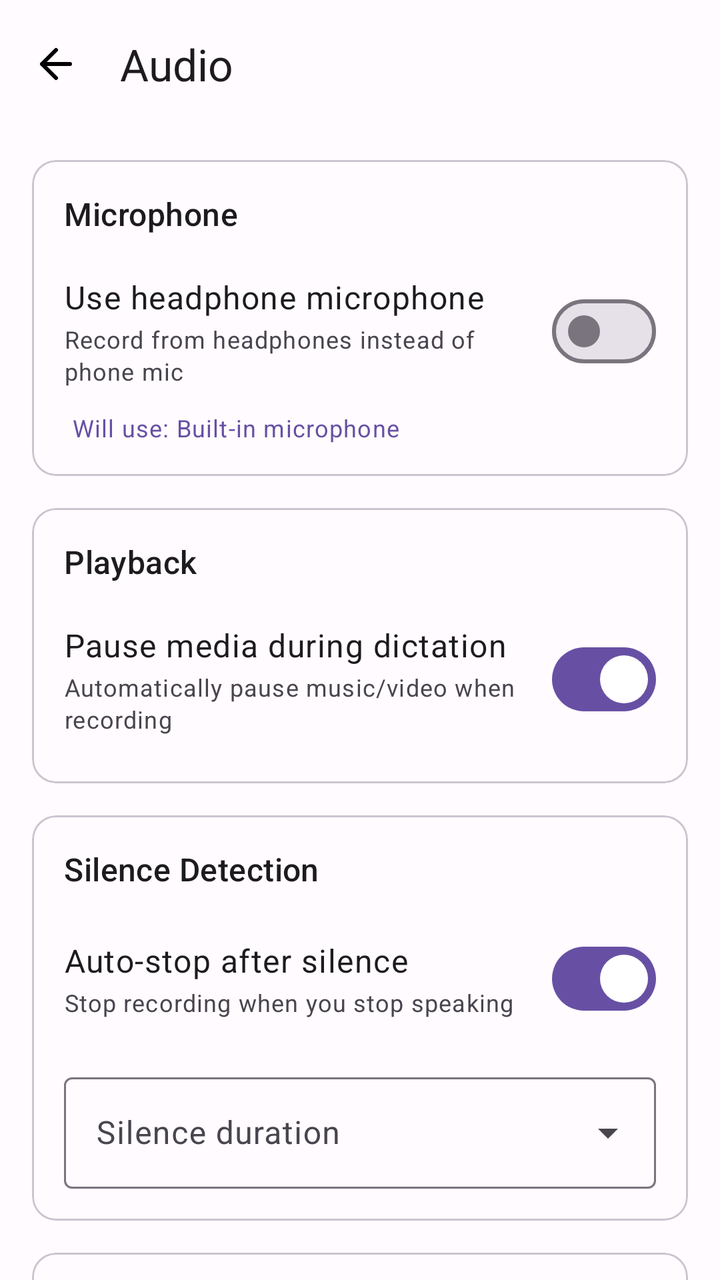
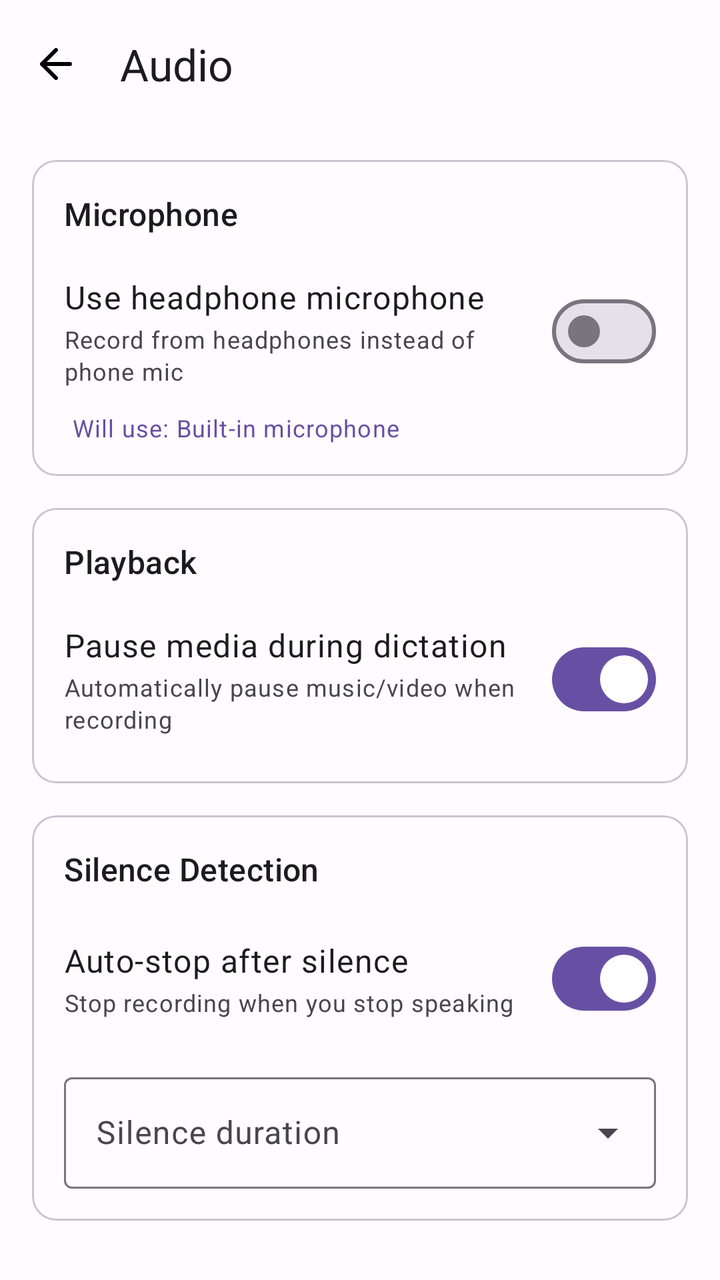

Two renders of the same Android screen: before a commit and after it. Below are the layout's source before the change and the commit's diff.
<!-- AndroidManifest.xml: activity theme Theme.TinyDictation -->
<!-- res/layout/activity_audio_settings.xml -->
<?xml version="1.0" encoding="utf-8"?>
<androidx.coordinatorlayout.widget.CoordinatorLayout xmlns:android="http://schemas.android.com/apk/res/android"
    xmlns:app="http://schemas.android.com/apk/res-auto"
    xmlns:tools="http://schemas.android.com/tools"
    android:layout_width="match_parent"
    android:layout_height="match_parent"
    android:fitsSystemWindows="true"
    tools:context=".settings.AudioSettingsActivity">

    <com.google.android.material.appbar.AppBarLayout
        android:layout_width="match_parent"
        android:layout_height="wrap_content"
        android:fitsSystemWindows="true">

        <com.google.android.material.appbar.MaterialToolbar
            android:id="@+id/toolbar"
            android:layout_width="match_parent"
            android:layout_height="?attr/actionBarSize"
            app:navigationIcon="@drawable/ic_arrow_back"
            app:title="Audio" />

    </com.google.android.material.appbar.AppBarLayout>

    <androidx.core.widget.NestedScrollView
        android:layout_width="match_parent"
        android:layout_height="match_parent"
        app:layout_behavior="@string/appbar_scrolling_view_behavior">

        <LinearLayout
            android:layout_width="match_parent"
            android:layout_height="wrap_content"
            android:orientation="vertical"
            android:padding="16dp">

            
            <com.google.android.material.card.MaterialCardView
                android:layout_width="match_parent"
                android:layout_height="wrap_content"
                android:layout_marginBottom="16dp"
                app:cardBackgroundColor="?attr/colorSurface"
                app:cardElevation="0dp"
                style="@style/Widget.Material3.CardView.Outlined">

                <LinearLayout
                    android:layout_width="match_parent"
                    android:layout_height="wrap_content"
                    android:orientation="vertical"
                    android:padding="16dp">

                    <TextView
                        android:layout_width="wrap_content"
                        android:layout_height="wrap_content"
                        android:layout_marginBottom="12dp"
                        android:text="Microphone"
                        android:textAppearance="?attr/textAppearanceTitleMedium"
                        android:textColor="?attr/colorOnSurface" />

                    
                    <LinearLayout
                        android:layout_width="match_parent"
                        android:layout_height="wrap_content"
                        android:orientation="horizontal"
                        android:gravity="center_vertical"
                        android:paddingVertical="8dp">

                        <LinearLayout
                            android:layout_width="0dp"
                            android:layout_height="wrap_content"
                            android:layout_weight="1"
                            android:orientation="vertical"
                            android:layout_marginEnd="16dp">

                            <TextView
                                android:layout_width="wrap_content"
                                android:layout_height="wrap_content"
                                android:text="Use headphone microphone"
                                android:textAppearance="?attr/textAppearanceBodyLarge"
                                android:textColor="?attr/colorOnSurface" />

                            <TextView
                                android:layout_width="wrap_content"
                                android:layout_height="wrap_content"
                                android:layout_marginTop="2dp"
                                android:text="Record from headphones instead of phone mic"
                                android:textAppearance="?attr/textAppearanceBodySmall"
                                android:textColor="?attr/colorOnSurfaceVariant" />

                        </LinearLayout>

                        <com.google.android.material.materialswitch.MaterialSwitch
                            android:id="@+id/switchHeadphoneMic"
                            android:layout_width="wrap_content"
                            android:layout_height="wrap_content"
                            android:checked="false" />

                    </LinearLayout>

                    
                    <TextView
                        android:id="@+id/tvMicSourceStatus"
                        android:layout_width="match_parent"
                        android:layout_height="wrap_content"
                        android:layout_marginStart="4dp"
                        android:layout_marginTop="4dp"
                        android:text="Will use: Built-in microphone"
                        android:textAppearance="?attr/textAppearanceBodySmall"
                        android:textColor="?attr/colorPrimary" />

                </LinearLayout>

            </com.google.android.material.card.MaterialCardView>

            
            <com.google.android.material.card.MaterialCardView
                android:layout_width="match_parent"
                android:layout_height="wrap_content"
                android:layout_marginBottom="16dp"
                app:cardBackgroundColor="?attr/colorSurface"
                app:cardElevation="0dp"
                style="@style/Widget.Material3.CardView.Outlined">

                <LinearLayout
                    android:layout_width="match_parent"
                    android:layout_height="wrap_content"
                    android:orientation="vertical"
                    android:padding="16dp">

                    <TextView
                        android:layout_width="wrap_content"
                        android:layout_height="wrap_content"
                        android:layout_marginBottom="12dp"
                        android:text="Playback"
                        android:textAppearance="?attr/textAppearanceTitleMedium"
                        android:textColor="?attr/colorOnSurface" />

                    
                    <LinearLayout
                        android:layout_width="match_parent"
                        android:layout_height="wrap_content"
                        android:orientation="horizontal"
                        android:gravity="center_vertical"
                        android:paddingVertical="8dp">

                        <LinearLayout
                            android:layout_width="0dp"
                            android:layout_height="wrap_content"
                            android:layout_weight="1"
                            android:orientation="vertical"
                            android:layout_marginEnd="16dp">

                            <TextView
                                android:layout_width="wrap_content"
                                android:layout_height="wrap_content"
                                android:text="Pause media during dictation"
                                android:textAppearance="?attr/textAppearanceBodyLarge"
                                android:textColor="?attr/colorOnSurface" />

                            <TextView
                                android:layout_width="wrap_content"
                                android:layout_height="wrap_content"
                                android:layout_marginTop="2dp"
                                android:text="Automatically pause music/video when recording"
                                android:textAppearance="?attr/textAppearanceBodySmall"
                                android:textColor="?attr/colorOnSurfaceVariant" />

                        </LinearLayout>

                        <com.google.android.material.materialswitch.MaterialSwitch
                            android:id="@+id/switchPauseMedia"
                            android:layout_width="wrap_content"
                            android:layout_height="wrap_content"
                            android:checked="true" />

                    </LinearLayout>

                </LinearLayout>

            </com.google.android.material.card.MaterialCardView>

            
            <com.google.android.material.card.MaterialCardView
                android:layout_width="match_parent"
                android:layout_height="wrap_content"
                android:layout_marginBottom="16dp"
                app:cardBackgroundColor="?attr/colorSurface"
                app:cardElevation="0dp"
                style="@style/Widget.Material3.CardView.Outlined">

                <LinearLayout
                    android:layout_width="match_parent"
                    android:layout_height="wrap_content"
                    android:orientation="vertical"
                    android:padding="16dp">

                    <TextView
                        android:layout_width="wrap_content"
                        android:layout_height="wrap_content"
                        android:layout_marginBottom="12dp"
                        android:text="Silence Detection"
                        android:textAppearance="?attr/textAppearanceTitleMedium"
                        android:textColor="?attr/colorOnSurface" />

                    
                    <LinearLayout
                        android:layout_width="match_parent"
                        android:layout_height="wrap_content"
                        android:orientation="horizontal"
                        android:gravity="center_vertical"
                        android:paddingVertical="8dp">

                        <LinearLayout
                            android:layout_width="0dp"
                            android:layout_height="wrap_content"
                            android:layout_weight="1"
                            android:orientation="vertical"
                            android:layout_marginEnd="16dp">

                            <TextView
                                android:layout_width="wrap_content"
                                android:layout_height="wrap_content"
                                android:text="Auto-stop after silence"
                                android:textAppearance="?attr/textAppearanceBodyLarge"
                                android:textColor="?attr/colorOnSurface" />

                            <TextView
                                android:layout_width="wrap_content"
                                android:layout_height="wrap_content"
                                android:layout_marginTop="2dp"
                                android:text="Stop recording when you stop speaking"
                                android:textAppearance="?attr/textAppearanceBodySmall"
                                android:textColor="?attr/colorOnSurfaceVariant" />

                        </LinearLayout>

                        <com.google.android.material.materialswitch.MaterialSwitch
                            android:id="@+id/switchSilenceAutoStop"
                            android:layout_width="wrap_content"
                            android:layout_height="wrap_content"
                            android:checked="true" />

                    </LinearLayout>

                    
                    <com.google.android.material.textfield.TextInputLayout
                        android:id="@+id/tilSilenceDuration"
                        android:layout_width="match_parent"
                        android:layout_height="wrap_content"
                        android:layout_marginTop="12dp"
                        android:hint="Silence duration"
                        style="@style/Widget.Material3.TextInputLayout.OutlinedBox.ExposedDropdownMenu">

                        <AutoCompleteTextView
                            android:id="@+id/actvSilenceDuration"
                            android:layout_width="match_parent"
                            android:layout_height="wrap_content"
                            android:inputType="none" />

                    </com.google.android.material.textfield.TextInputLayout>

                </LinearLayout>

            </com.google.android.material.card.MaterialCardView>

            
            <com.google.android.material.card.MaterialCardView
                android:layout_width="match_parent"
                android:layout_height="wrap_content"
                android:layout_marginBottom="16dp"
                app:cardBackgroundColor="?attr/colorSurface"
                app:cardElevation="0dp"
                style="@style/Widget.Material3.CardView.Outlined">

                <LinearLayout
                    android:layout_width="match_parent"
                    android:layout_height="wrap_content"
                    android:orientation="vertical"
                    android:padding="16dp">

                    <TextView
                        android:layout_width="wrap_content"
                        android:layout_height="wrap_content"
                        android:layout_marginBottom="12dp"
                        android:text="Transcription"
                        android:textAppearance="?attr/textAppearanceTitleMedium"
                        android:textColor="?attr/colorOnSurface" />

                    
                    <LinearLayout
                        android:layout_width="match_parent"
                        android:layout_height="wrap_content"
                        android:orientation="horizontal"
                        android:gravity="center_vertical"
                        android:paddingVertical="8dp">

                        <LinearLayout
                            android:layout_width="0dp"
                            android:layout_height="wrap_content"
                            android:layout_weight="1"
                            android:orientation="vertical"
                            android:layout_marginEnd="16dp">

                            <TextView
                                android:layout_width="wrap_content"
                                android:layout_height="wrap_content"
                                android:text="@string/auto_punctuation"
                                android:textAppearance="?attr/textAppearanceBodyLarge"
                                android:textColor="?attr/colorOnSurface" />

                            <TextView
                                android:layout_width="wrap_content"
                                android:layout_height="wrap_content"
                                android:layout_marginTop="2dp"
                                android:text="Automatically add punctuation to text"
                                android:textAppearance="?attr/textAppearanceBodySmall"
                                android:textColor="?attr/colorOnSurfaceVariant" />

                        </LinearLayout>

                        <com.google.android.material.materialswitch.MaterialSwitch
                            android:id="@+id/switchAutoPunctuation"
                            android:layout_width="wrap_content"
                            android:layout_height="wrap_content"
                            android:checked="true" />

                    </LinearLayout>

                </LinearLayout>

            </com.google.android.material.card.MaterialCardView>

        </LinearLayout>

    </androidx.core.widget.NestedScrollView>

</androidx.coordinatorlayout.widget.CoordinatorLayout>
<!-- resources referenced by this layout -->
<resources>
  <!-- drawable ic_arrow_back (drawable) -->
  <?xml version="1.0" encoding="utf-8"?>
  <vector xmlns:android="http://schemas.android.com/apk/res/android"
      android:width="24dp"
      android:height="24dp"
      android:viewportWidth="24"
      android:viewportHeight="24">
      
      <path
          android:pathData="M19,12H5M5,12L12,19M5,12L12,5"
          android:strokeWidth="2"
          android:strokeColor="#000000"
          android:strokeLineCap="round"
          android:strokeLineJoin="round"
          android:fillColor="@android:color/transparent" />
  </vector>
  <string name="auto_punctuation">Auto-punctuation</string>
  <style name="Theme.TinyDictation" parent="Theme.Material3.DayNight.NoActionBar">
          
          <item name="materialButtonStyle">@style/SquareButton</item>
  
          
          <item name="colorPrimary">@color/primary</item>
          <item name="colorPrimaryContainer">@color/primary_container</item>
          <item name="colorOnPrimary">@color/on_primary</item>
  
          
          <item name="colorSecondary">@color/secondary</item>
          <item name="colorSecondaryContainer">@color/secondary_container</item>
          <item name="colorOnSecondary">@color/on_secondary</item>
  
          
          <item name="colorError">@color/error</item>
          <item name="colorOnError">@color/on_error</item>
  
          
          <item name="colorSurface">@color/surface</item>
          <item name="colorOnSurface">@color/on_surface</item>
          <item name="colorSurfaceVariant">@color/surface_variant</item>
          <item name="colorOnSurfaceVariant">@color/on_surface_variant</item>
  
          
          <item name="android:colorBackground">@color/surface</item>
          <item name="colorOnBackground">@color/on_surface</item>
  
          
          <item name="colorOutline">@color/outline</item>
  
          
          <item name="android:statusBarColor">@android:color/transparent</item>
          <item name="android:navigationBarColor">@android:color/transparent</item>
  
          
          <item name="android:windowBackground">@color/surface</item>
      </style>
  <style name="SquareButton" parent="Widget.Material3.Button">
          <item name="shapeAppearance">@style/SquareShape</item>
          <item name="android:insetTop">0dp</item>
          <item name="android:insetBottom">0dp</item>
      </style>
  <color name="primary">#6750A4</color>
  <color name="primary_container">#EADDFF</color>
  <color name="on_primary">#FFFFFF</color>
  <color name="secondary">#625B71</color>
  <color name="secondary_container">#E8DEF8</color>
  <color name="on_secondary">#FFFFFF</color>
  <color name="error">#B3261E</color>
  <color name="on_error">#FFFFFF</color>
  <color name="surface">#FFFBFE</color>
  <color name="on_surface">#1C1B1F</color>
  <color name="surface_variant">#F3EDF7</color>
  <color name="on_surface_variant">#49454F</color>
  <color name="outline">#79747E</color>
  <style name="SquareShape" parent="">
          <item name="cornerSize">0dp</item>
      </style>
</resources>

<!-- the commit's change to res/layout/activity_audio_settings.xml (unified diff, before → after) -->
@@ -261,73 +261,6 @@
 
             </com.google.android.material.card.MaterialCardView>
 
-            
-            <com.google.android.material.card.MaterialCardView
-                android:layout_width="match_parent"
-                android:layout_height="wrap_content"
-                android:layout_marginBottom="16dp"
-                app:cardBackgroundColor="?attr/colorSurface"
-                app:cardElevation="0dp"
-                style="@style/Widget.Material3.CardView.Outlined">
-
-                <LinearLayout
-                    android:layout_width="match_parent"
-                    android:layout_height="wrap_content"
-                    android:orientation="vertical"
-                    android:padding="16dp">
-
-                    <TextView
-                        android:layout_width="wrap_content"
-                        android:layout_height="wrap_content"
-                        android:layout_marginBottom="12dp"
-                        android:text="Transcription"
-                        android:textAppearance="?attr/textAppearanceTitleMedium"
-                        android:textColor="?attr/colorOnSurface" />
-
-                    
-                    <LinearLayout
-                        android:layout_width="match_parent"
-                        android:layout_height="wrap_content"
-                        android:orientation="horizontal"
-                        android:gravity="center_vertical"
-                        android:paddingVertical="8dp">
-
-                        <LinearLayout
-                            android:layout_width="0dp"
-                            android:layout_height="wrap_content"
-                            android:layout_weight="1"
-                            android:orientation="vertical"
-                            android:layout_marginEnd="16dp">
-
-                            <TextView
-                                android:layout_width="wrap_content"
-                                android:layout_height="wrap_content"
-                                android:text="@string/auto_punctuation"
-                                android:textAppearance="?attr/textAppearanceBodyLarge"
-                                android:textColor="?attr/colorOnSurface" />
-
-                            <TextView
-                                android:layout_width="wrap_content"
-                                android:layout_height="wrap_content"
-                                android:layout_marginTop="2dp"
-                                android:text="Automatically add punctuation to text"
-                                android:textAppearance="?attr/textAppearanceBodySmall"
-                                android:textColor="?attr/colorOnSurfaceVariant" />
-
-                        </LinearLayout>
-
-                        <com.google.android.material.materialswitch.MaterialSwitch
-                            android:id="@+id/switchAutoPunctuation"
-                            android:layout_width="wrap_content"
-                            android:layout_height="wrap_content"
-                            android:checked="true" />
-
-                    </LinearLayout>
-
-                </LinearLayout>
-
-            </com.google.android.material.card.MaterialCardView>
-
         </LinearLayout>
 
     </androidx.core.widget.NestedScrollView>
<!-- resource entries referenced after the edit -->
@@ -16,7 +16,6 @@
           android:strokeLineJoin="round"
           android:fillColor="@android:color/transparent" />
   </vector>
-  <string name="auto_punctuation">Auto-punctuation</string>
   <style name="Theme.TinyDictation" parent="Theme.Material3.DayNight.NoActionBar">
           
           <item name="materialButtonStyle">@style/SquareButton</item>
